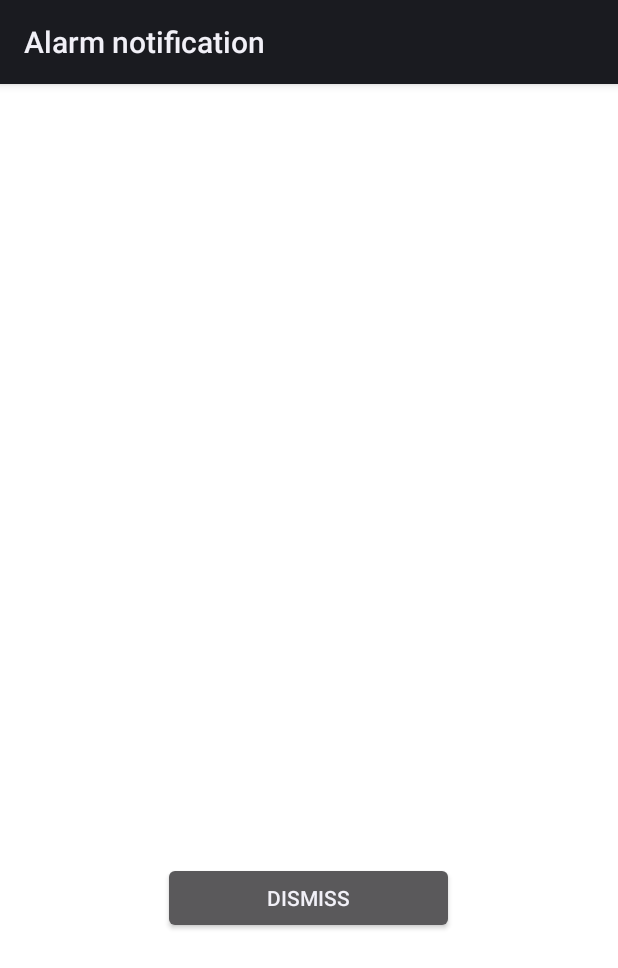
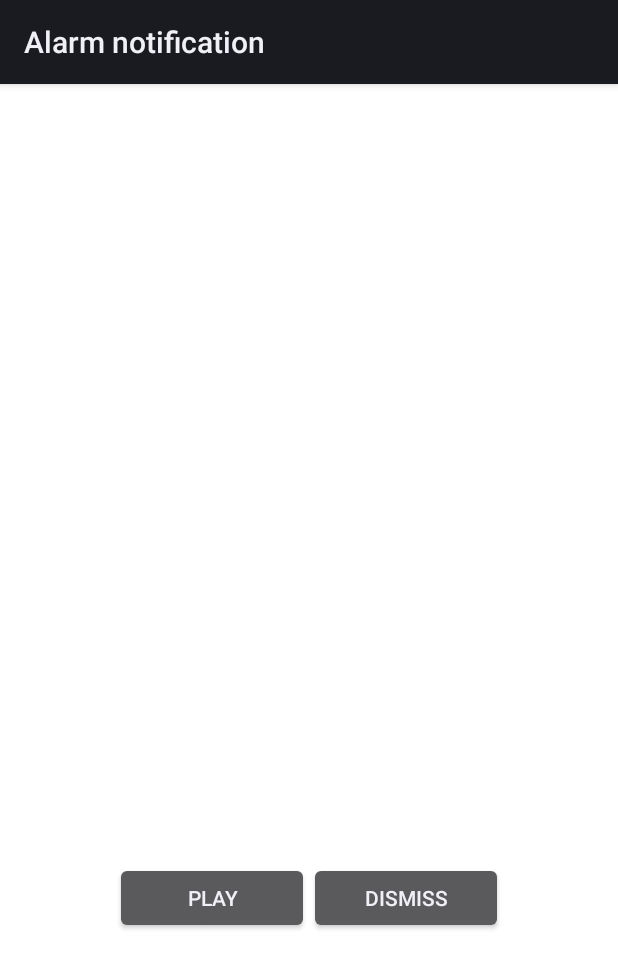
Before and after one commit to NED-University/Smart-Pill-Reminder, an Android app: the AlarmNotification screen opened directly, with no data from a screen before it, on a phone screen of 412 x 824 dp. Shown: the top 968 px of the screen. Run offline under Robolectric (Android 15) with nearby library versions, the phone set to English and light mode, and no system bars.

Commit message:
Replaced medicine id with audio

```diff
--- a/app/src/main/java/com/taradov/alarmme/Alarm.java
+++ b/app/src/main/java/com/taradov/alarmme/Alarm.java
@@ -39,7 +39,7 @@ public class Alarm implements Comparable<Alarm>
     private int mInterval;
     private long pId;
     private boolean mEnabled;
-    private int mMedId;
+    private int mAudio;
 
     private int mOccurence;
     private long mNextOccurence;
@@ -62,9 +62,9 @@ public class Alarm implements Comparable<Alarm>
         update();
     }
 
-    public int getMedId()
+    public int getAudio()
     {
-        return mMedId;
+        return mAudio;
     }
 
     public long getId()
@@ -115,9 +115,9 @@ public class Alarm implements Comparable<Alarm>
         return mInterval;
     }
 
-    public void setMedId (int _id)
+    public void setAudio(int _audio)
     {
-        mMedId = _id;
+        mAudio = _audio;
     }
 
     public void setOccurence(int occurence)
--- a/app/src/main/java/com/taradov/alarmme/AlarmMe.java
+++ b/app/src/main/java/com/taradov/alarmme/AlarmMe.java
@@ -212,7 +212,7 @@ public class AlarmMe extends Activity
             newAlarm.fromIntent(intent);
             newAlarm.setTitle(alarm.getTitle() + " (copy)");
             mAlarmListAdapter.add(newAlarm);
-            dbAdapter.addAlarm(newAlarm, 0);
+            dbAdapter.addAlarm(newAlarm);
         }
 
         return true;
--- a/app/src/main/java/com/taradov/alarmme/DBAdapter.java
+++ b/app/src/main/java/com/taradov/alarmme/DBAdapter.java
@@ -28,7 +28,7 @@ public class DBAdapter {
     public static final String KEY_ALARM_TODATE     = "ToDate";
     public static final String KEY_ALARM_TIME       = "Time";
     public static final String KEY_ALARM_DAYS       = "Days";
-    public static final String KEY_ALARM_MEDICINEID = "MedicineId";
+    public static final String KEY_ALARM_AUDIO      = "Audio";
     public static final String KEY_ALARM_INTERVAL   = "Interval";
     public static final String KEY_ALARM_ICON       = "Icon";
     public static final String KEY_ALARM_ENABLED    = "Enabled";
@@ -39,7 +39,7 @@ public class DBAdapter {
     public static final int ALARM_TODATE_COLUMN     = 3;
     public static final int ALARM_TIME_COLUMN       = 4;
     public static final int ALARM_DAYS_COLUMN       = 5;
-    public static final int ALARM_MEDICINEID_COLUMN = 6;
+    public static final int ALARM_AUDIO_COLUMN      = 6;
     public static final int ALARM_INTERVAL_COLUMN   = 7;
     public static final int ALARM_ICON_COLUMN       = 8;
     public static final int ALARM_ENABLED_COLUMN    = 9;
@@ -137,11 +137,11 @@ public class DBAdapter {
                 KEY_ALARM_TODATE      + " long, " +
                 KEY_ALARM_TIME        + " long not null, " +
                 KEY_ALARM_DAYS        + " integer not null, " +
-                KEY_ALARM_MEDICINEID  + " integer not null, " +
+                KEY_ALARM_AUDIO       + " long, " +
                 KEY_ALARM_INTERVAL    + " integer not null, " +
                 KEY_ALARM_ICON        + " integer not null, " +
                 KEY_ALARM_ENABLED     + " integer not null" +
-//                ", FOREIGN KEY(" + KEY_ALARM_MEDICINEID + ") REFERENCES " +
+//                ", FOREIGN KEY(" + KEY_ALARM_AUDIO + ") REFERENCES " +
 //                MEDICINE_TABLE + "(" + KEY_MEDICINE_ID + ")" +
                 ");";
 
@@ -278,12 +278,12 @@ public class DBAdapter {
     public Medicine getMedicineFromAlarmID(int _alarmID)
     {
         return createMedicineItem(db.rawQuery("SELECT * FROM " + MEDICINE_TABLE + " M, " +
-                ALARM_TABLE + " A WHERE A." + KEY_ALARM_MEDICINEID + "=M." + KEY_MEDICINE_ID +
+                ALARM_TABLE + " A WHERE A." + KEY_ALARM_AUDIO + "=M." + KEY_MEDICINE_ID +
                 " AND A." + KEY_ALARM_ID + "=" + _alarmID, null, null));
     }
 
     // Insert a new alarm
-    public long addAlarm(Alarm _alarm, int _medicineID)
+    public long addAlarm(Alarm _alarm)
     {
         // Create a new row of values to insert.
         ContentValues values = new ContentValues();
@@ -295,7 +295,7 @@ public class DBAdapter {
         values.put(KEY_ALARM_TODATE     , _alarm.getToDate());
         values.put(KEY_ALARM_TIME       , _alarm.getTime());
         values.put(KEY_ALARM_DAYS       , _alarm.getDays());
-        values.put(KEY_ALARM_MEDICINEID , _medicineID);
+        values.put(KEY_ALARM_AUDIO      , _alarm.getAudio());
         values.put(KEY_ALARM_INTERVAL   , _alarm.getInterval());
         values.put(KEY_ALARM_ICON       , _alarm.getpId());
         values.put(KEY_ALARM_ENABLED    , _alarm.getEnabled());
@@ -317,6 +317,7 @@ public class DBAdapter {
         newValues.put(KEY_ALARM_TODATE     , _alarm.getToDate());
         newValues.put(KEY_ALARM_TIME       , _alarm.getTime());
         newValues.put(KEY_ALARM_DAYS       , _alarm.getDays());
+        newValues.put(KEY_ALARM_AUDIO      , _alarm.getAudio());
         newValues.put(KEY_ALARM_INTERVAL   , _alarm.getInterval());
         newValues.put(KEY_ALARM_ICON       , _alarm.getpId());
         newValues.put(KEY_ALARM_ENABLED    , _alarm.getEnabled());
@@ -337,6 +338,7 @@ public class DBAdapter {
         newValues.put(KEY_ALARM_TODATE     , _alarm.getToDate());
         newValues.put(KEY_ALARM_TIME       , _alarm.getTime());
         newValues.put(KEY_ALARM_DAYS       , _alarm.getDays());
+        newValues.put(KEY_ALARM_AUDIO      , _alarm.getAudio());
         newValues.put(KEY_ALARM_INTERVAL   , _alarm.getInterval());
         newValues.put(KEY_ALARM_ICON       , _alarm.getpId());
         newValues.put(KEY_ALARM_ENABLED    , _alarm.getEnabled());
@@ -399,9 +401,7 @@ public class DBAdapter {
         result.setToDate(_cursor.getLong(ALARM_TODATE_COLUMN));
         result.setTime(_cursor.getLong(ALARM_TIME_COLUMN));
         result.setDays(_cursor.getInt(ALARM_DAYS_COLUMN));
-
-        // TODO: Assign MedicineID to each Alarm
-        //result.set(_cursor.get(ALARM_MEDICINEID_COLUMN));
+        result.setAudio(_cursor.getInt(ALARM_AUDIO_COLUMN));
         result.setInterval(_cursor.getInt(ALARM_INTERVAL_COLUMN));
         result.setpId(_cursor.getInt(ALARM_ICON_COLUMN));
         result.setEnabled((_cursor.getInt(ALARM_ENABLED_COLUMN) == 1));
--- a/app/src/main/java/com/taradov/alarmme/DatabaseExportHelper.java
+++ b/app/src/main/java/com/taradov/alarmme/DatabaseExportHelper.java
@@ -109,7 +109,7 @@ public class DatabaseExportHelper extends AsyncTask<String, String, Boolean> {
             sheet.addCell(new Label(col++, 0, DBAdapter.KEY_ALARM_TODATE));
             sheet.addCell(new Label(col++, 0, DBAdapter.KEY_ALARM_TIME));
             sheet.addCell(new Label(col++, 0, DBAdapter.KEY_ALARM_DAYS));
-            sheet.addCell(new Label(col++, 0, DBAdapter.KEY_ALARM_MEDICINEID));
+            sheet.addCell(new Label(col++, 0, DBAdapter.KEY_ALARM_AUDIO));
             sheet.addCell(new Label(col++, 0, DBAdapter.KEY_ALARM_INTERVAL));
             sheet.addCell(new Label(col++, 0, DBAdapter.KEY_ALARM_ICON));
             sheet.addCell(new Label(col++, 0, DBAdapter.KEY_ALARM_ENABLED));
@@ -130,8 +130,8 @@ public class DatabaseExportHelper extends AsyncTask<String, String, Boolean> {
                     sheet.addCell(new Label(col++, row, dT.formatToDate(alarm)));
                     sheet.addCell(new Label(col++, row, dT.formatTime(alarm)));
                     sheet.addCell(new Label(col++, row, dT.formatDays(alarm)));
-                    // TODO: Get human readable form of medicine id
-                    sheet.addCell(new Label(col++, row, String.valueOf(alarm.getMedId())));
+                    // TODO: Get human readable form of audio
+                    sheet.addCell(new Label(col++, row, String.valueOf(alarm.getAudio())));
                     // TODO: Get human readable form of interval
                     sheet.addCell(new Label(col++, row, String.valueOf(alarm.getInterval())));
                     // TODO: Get human readable form of picture id
--- a/app/src/main/java/com/taradov/alarmme/EditAlarm.java
+++ b/app/src/main/java/com/taradov/alarmme/EditAlarm.java
@@ -253,7 +253,7 @@ public class EditAlarm extends Activity implements OnItemClickListener
             dbAdapter.updateAlarm(alarmName, mAlarm);
         }
         else
-            dbAdapter.addAlarm(mAlarm, 0);
+            dbAdapter.addAlarm(mAlarm);
 		setResult(RESULT_OK, intent);
 		finish();
 	}
--- a/app/src/main/res/layout/notification.xml
+++ b/app/src/main/res/layout/notification.xml
@@ -39,6 +39,14 @@
             android:layout_weight="1" />
 
         <Button
+            android:id="@+id/play_audio"
+            android:layout_width="0sp"
+            android:layout_height="wrap_content"
+            android:layout_weight="2"
+            android:onClick="OnPlayClick"
+            android:text="Play" />
+
+        <Button
             android:id="@+id/dismiss_alarm"
             android:layout_width="0sp"
             android:layout_height="wrap_content"
--- a/app/src/main/res/values/strings.xml
+++ b/app/src/main/res/values/strings.xml
@@ -19,7 +19,7 @@
         <item>Pushton</item>
     </string-array>
     <string name="action_settings">Action Settings</string>
-
+    <string name="constant_qrcode">Brufen</string>
     <string-array name="age">
         <item>15-24</item>
         <item>25-34</item>
```
Also changed, not shown: app/src/main/java/com/taradov/alarmme/AlarmNotification.java (+17 -1 lines), 1 other file.
